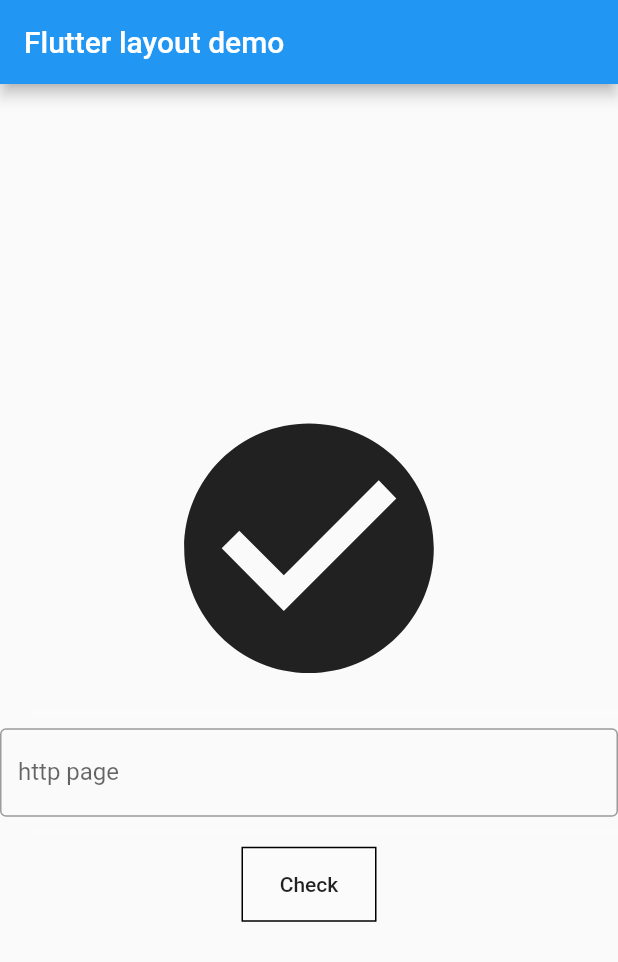
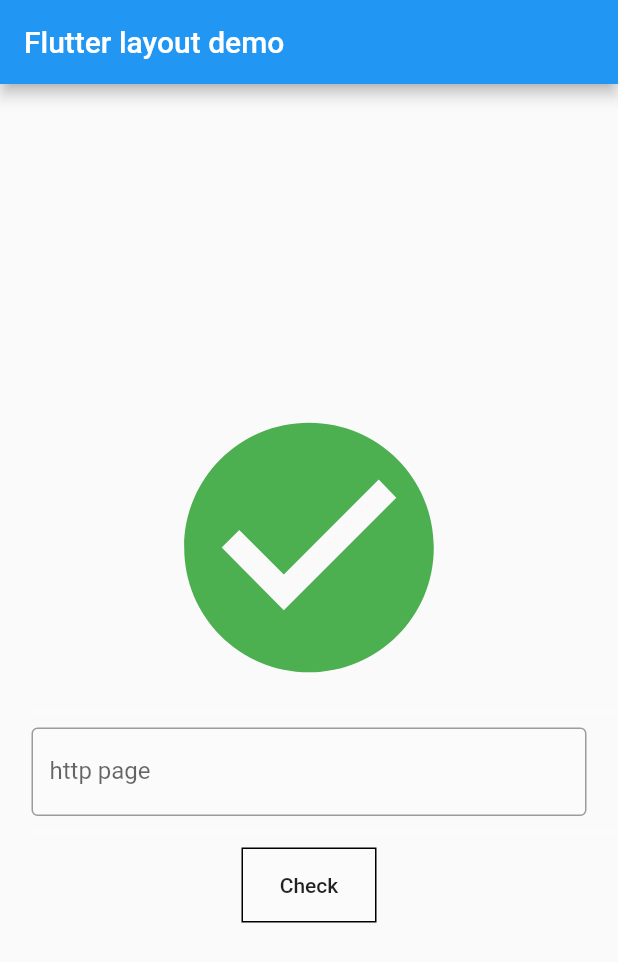
Before and after one commit to DaniWosel/check_http, a Flutter app: the screen it shows after launch, on a phone screen of 412 x 824 dp. Shown: the top 962 px of the screen. Run offline on Flutter 3.47's test engine with Material 2 defaults, Android fonts, the phone set to English and light mode, and no system bars.

Commit message:
Mas fino el formulario

```diff
--- a/lib/check.dart
+++ b/lib/check.dart
@@ -56,10 +56,12 @@ class checkState extends State<check> {
               children: [
                 if (cierto)
                   Icon(Icons.check_circle,
-                      size: 200)
+                      size: 200,
+                      color: Colors.green)
                 else
                   Icon(Icons.error,
-                      size: 200)
+                      size: 200,
+                      color: Colors.red)
               ]
           ),
 
@@ -73,8 +75,13 @@ class checkState extends State<check> {
 
           Row( mainAxisAlignment: MainAxisAlignment.center,
             children: [
-              Expanded(child:
-              TextField(
+              Container(
+                width: 370,
+                height: 60,
+                decoration: BoxDecoration(
+                  color: Colors.white10,
+                ),child:
+                TextField(
                 controller: _controller,
                 decoration: InputDecoration(
                   border: OutlineInputBorder(),
```
